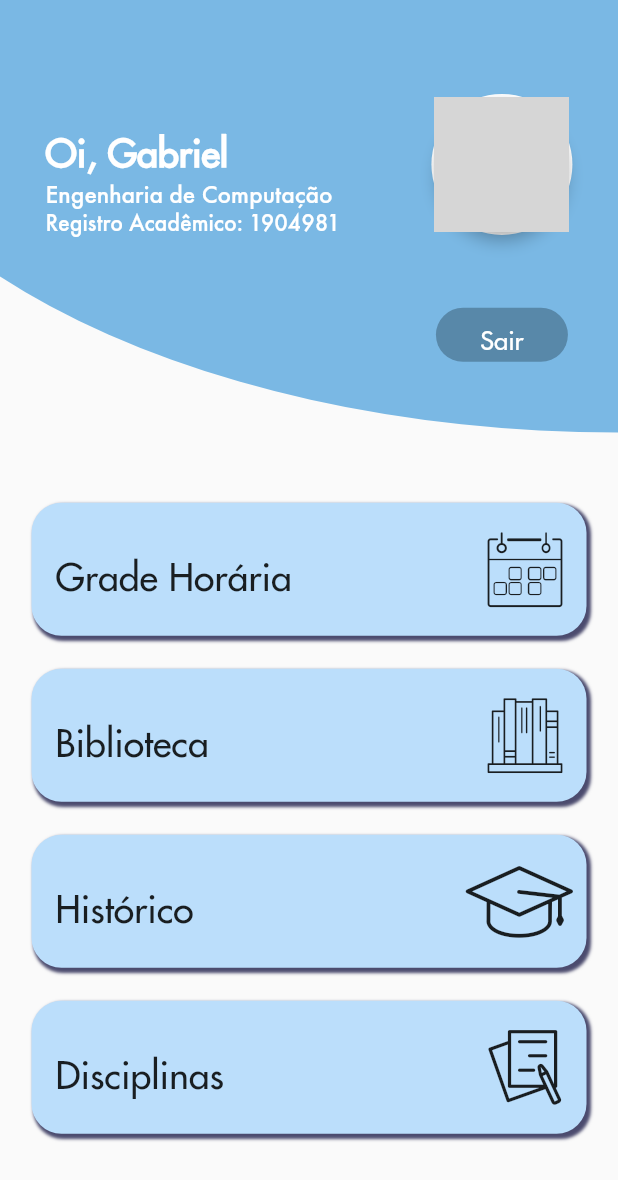
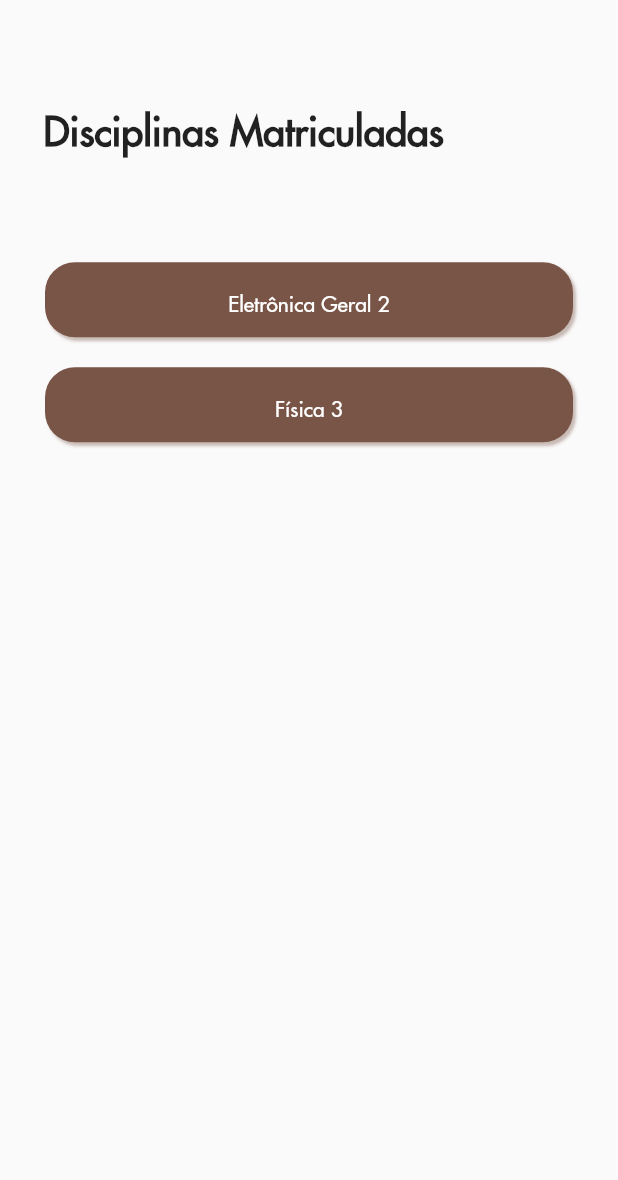
Before and after one commit to GabrielFrizzo/Cefetapp, a Flutter app: the screen it shows after launch, after a tap on "Grade Horária", on a phone screen of 412 x 824 dp. Shown: the top 1180 px of the screen. Run offline on Flutter 3.47's test engine with Material 2 defaults, Android fonts, the phone set to English and light mode, and no system bars; network calls fail; grey boxes are pictures that could not be loaded.

Commit message:
create subjects page

```diff
--- a/mob_flutter/cefetapp/lib/home_button.dart
+++ /dev/null
@@ -1,60 +0,0 @@
-import 'package:flutter/material.dart';
-
-class HomeButton extends StatelessWidget {
-  const HomeButton({
-    Key key,
-    @required String buttonTxt,
-    @required IconData icon,
-    double padding: 0,
-  })  : _buttonTxt = buttonTxt,
-        _icon = icon,
-        _padding = padding,
-        super(key: key);
-
-  final String _buttonTxt;
-  final IconData _icon;
-  final double _padding;
-
-  @override
-  Widget build(BuildContext context) {
-    return Container(
-      padding: EdgeInsets.all(1),
-      margin: EdgeInsets.symmetric(vertical: 10),
-      height: MediaQuery.of(context).size.height * 0.11,
-      decoration: BoxDecoration(
-        borderRadius: BorderRadius.circular(20),
-        boxShadow: [
-          BoxShadow(
-            color: Color.fromRGBO(0, 0, 50, 0.7),
-            offset: Offset(2, 2),
-            blurRadius: 1,
-          ),
-        ],
-      ),
-      child: RaisedButton(
-        color: Theme.of(context).primaryColorLight,
-        shape: RoundedRectangleBorder(
-          borderRadius: BorderRadius.circular(20),
-        ),
-        onPressed: () {},
-        elevation: 0,
-        child: Row(
-          mainAxisSize: MainAxisSize.min,
-          children: <Widget>[
-            Expanded(
-              child: Text(
-                _buttonTxt,
-                textAlign: TextAlign.left,
-                style: TextStyle(fontSize: 25, color: Colors.black87),
-              ),
-            ),
-            Icon(_icon, size: 50),
-            Padding(
-              padding: EdgeInsets.only(right: _padding),
-            )
-          ],
-        ),
-      ),
-    );
-  }
-}
--- a/mob_flutter/cefetapp/lib/home_page.dart
+++ b/mob_flutter/cefetapp/lib/home_page.dart
@@ -1,6 +1,6 @@
 import 'package:cefetapp/presentation/cefet_icon_icons.dart';
+import 'package:cefetapp/subjects_page.dart';
 import 'package:flutter/material.dart';
-import 'package:cefetapp/home_button.dart';
 
 class MyHomePage extends StatelessWidget {
   MyHomePage({Key key, this.title}) : super(key: key);
@@ -79,7 +79,6 @@ class MyHomePage extends StatelessWidget {
                             ),
                           ),
                         ),
-                        // SizedBox(height: 30),
                         FlatButton(
                           color: Color(0xA0446B86),
                           shape: RoundedRectangleBorder(
@@ -103,22 +102,30 @@ class MyHomePage extends StatelessWidget {
                   mainAxisSize: MainAxisSize.min,
                   mainAxisAlignment: MainAxisAlignment.center,
                   children: <Widget>[
-                    HomeButton(
+                    buildHomeButton(
+                      context,
                       buttonTxt: 'Grade Horária',
                       icon: CefetIcon.calendar,
+                      route: SubjectsPage(),
                     ),
-                    HomeButton(
+                    buildHomeButton(
+                      context,
                       buttonTxt: 'Biblioteca',
                       icon: CefetIcon.books,
+                      route: SubjectsPage(),
                     ),
-                    HomeButton(
+                    buildHomeButton(
+                      context,
                       buttonTxt: 'Histórico',
                       icon: CefetIcon.hat,
+                      route: SubjectsPage(),
                       padding: 15,
                     ),
-                    HomeButton(
+                    buildHomeButton(
+                      context,
                       buttonTxt: 'Disciplinas',
                       icon: CefetIcon.paper,
+                      route: SubjectsPage(),
                     ),
                   ],
                 ),
@@ -126,6 +133,59 @@ class MyHomePage extends StatelessWidget {
             ],
           ),
         ],
+      ),
+    );
+  }
+
+  Widget buildHomeButton(
+    BuildContext context, {
+    String buttonTxt,
+    IconData icon,
+    double padding: 0,
+    Widget route,
+  }) {
+    return Container(
+      padding: EdgeInsets.all(1),
+      margin: EdgeInsets.symmetric(vertical: 10),
+      height: MediaQuery.of(context).size.height * 0.11,
+      decoration: BoxDecoration(
+        borderRadius: BorderRadius.circular(20),
+        boxShadow: [
+          BoxShadow(
+            color: Color.fromRGBO(0, 0, 50, 0.7),
+            offset: Offset(2, 2),
+            blurRadius: 1,
+          ),
+        ],
+      ),
+      child: RaisedButton(
+        color: Color(0xFFB3D3E5),
+        shape: RoundedRectangleBorder(
+          borderRadius: BorderRadius.circular(20),
+        ),
+        onPressed: () {
+          Navigator.push(
+            context,
+            MaterialPageRoute(builder: (context) => route),
+          );
+        },
+        elevation: 0,
+        child: Row(
+          mainAxisSize: MainAxisSize.min,
+          children: <Widget>[
+            Expanded(
+              child: Text(
+                buttonTxt,
+                textAlign: TextAlign.left,
+                style: TextStyle(fontSize: 25, color: Colors.black87),
+              ),
+            ),
+            Icon(icon, size: 50),
+            Padding(
+              padding: EdgeInsets.only(right: padding),
+            )
+          ],
+        ),
       ),
     );
   }
--- a/mob_flutter/cefetapp/lib/main.dart
+++ b/mob_flutter/cefetapp/lib/main.dart
@@ -4,7 +4,6 @@ import 'package:flutter/material.dart';
 void main() => runApp(MyApp());
 
 class MyApp extends StatelessWidget {
-  // This widget is the root of your application.
   @override
   Widget build(BuildContext context) {
     return MaterialApp(
--- /dev/null
+++ b/mob_flutter/cefetapp/lib/subjects_page.dart
@@ -0,0 +1,86 @@
+import 'dart:math';
+
+import 'package:flutter/material.dart';
+
+class SubjectsPage extends StatelessWidget {
+  @override
+  Widget build(BuildContext context) {
+    final _classes = [
+      [
+        'Eletrônica Geral 2',
+        [
+          'Seg 10:20 - 12:00',
+          'Qua 15:50 - 17:30',
+        ],
+      ],
+      [
+        'Física 3',
+        [
+          'Seg 10:20 - 12:00',
+          'Qua 15:50 - 17:30',
+        ],
+      ]
+    ];
+
+    return Scaffold(
+      body: Column(
+        crossAxisAlignment: CrossAxisAlignment.center,
+        children: <Widget>[
+          Container(
+            alignment: Alignment(-0.6, 0),
+            height: MediaQuery.of(context).size.height * 0.2,
+            child: Text(
+              'Disciplinas Matriculadas',
+              style: TextStyle(fontWeight: FontWeight.bold, fontSize: 26),
+            ),
+          ),
+          Expanded(
+            child: ListView(
+                padding: EdgeInsets.symmetric(horizontal: 30),
+                children:
+                    _classes.map((_class) => _buildClassTile(_class)).toList()),
+          )
+        ],
+      ),
+    );
+  }
+
+  Widget _buildClassTile(List<Object> _class) {
+    final Color _color = Colors.primaries[Random().nextInt(Colors.primaries.length)];
+    return Container(
+      padding: EdgeInsets.all(1),
+      margin: EdgeInsets.symmetric(vertical: 10),
+      decoration: BoxDecoration(
+        borderRadius: BorderRadius.circular(20),
+        boxShadow: [
+          BoxShadow(
+            color: _color.withAlpha(100),
+            offset: Offset(2, 2),
+            blurRadius: 1,
+          ),
+        ],
+        color: _color,
+      ),
+      child: FlatButton(
+        onPressed: () {},
+        child: Text(
+          _class[0],
+          style: TextStyle(color: Colors.white),
+        ),
+        // subtitle: Column(
+        //   mainAxisSize: MainAxisSize.min,
+        //   children: <Widget>[
+        //     Text(
+        //       'Seg 10:20 - 12:00',
+        //       style: TextStyle(color: Colors.white),
+        //     ),
+        //     Text(
+        //       'Qua 15:50 - 17:30',
+        //       style: TextStyle(color: Colors.white),
+        //     ),
+        //   ],
+        // ),
+      ),
+    );
+  }
+}
```
